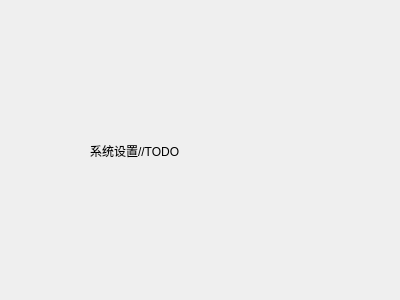
The window that view/page/pageconfig.ui (ylxcvvan/Supermarket-Commodity-Management-System) describes before a commit, drawn with Qt 5.
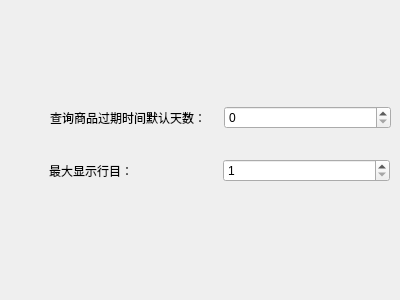
The same window after the commit.

Commit message: 完成了两个设置页面的选项， 一个帮助页面的选项， 完成了库存管理界面的翻页功能

```diff
--- a/view/page/pageconfig.ui
+++ b/view/page/pageconfig.ui
@@ -13,18 +13,53 @@
   <property name="windowTitle">
    <string>Form</string>
   </property>
-  <widget class="QLabel" name="label">
+  <widget class="QWidget" name="">
    <property name="geometry">
     <rect>
-     <x>90</x>
-     <y>70</y>
-     <width>171</width>
-     <height>161</height>
+     <x>49</x>
+     <y>150</y>
+     <width>341</width>
+     <height>41</height>
     </rect>
    </property>
-   <property name="text">
-    <string>系统设置//TODO</string>
+   <layout class="QHBoxLayout" name="horizontalLayout">
+    <item>
+     <widget class="QLabel" name="label">
+      <property name="text">
+       <string>最大显示行目：</string>
+      </property>
+     </widget>
+    </item>
+    <item>
+     <widget class="QSpinBox" name="spinBoxMaxShowRow">
+      <property name="minimum">
+       <number>1</number>
+      </property>
+     </widget>
+    </item>
+   </layout>
+  </widget>
+  <widget class="QWidget" name="">
+   <property name="geometry">
+    <rect>
+     <x>50</x>
+     <y>92</y>
+     <width>341</width>
+     <height>51</height>
+    </rect>
    </property>
+   <layout class="QHBoxLayout" name="horizontalLayout_2">
+    <item>
+     <widget class="QLabel" name="label_2">
+      <property name="text">
+       <string>查询商品过期时间默认天数：</string>
+      </property>
+     </widget>
+    </item>
+    <item>
+     <widget class="QSpinBox" name="spinBoxAddDays"/>
+    </item>
+   </layout>
   </widget>
  </widget>
  <resources/>
```
The commit also changes 15 other files.
